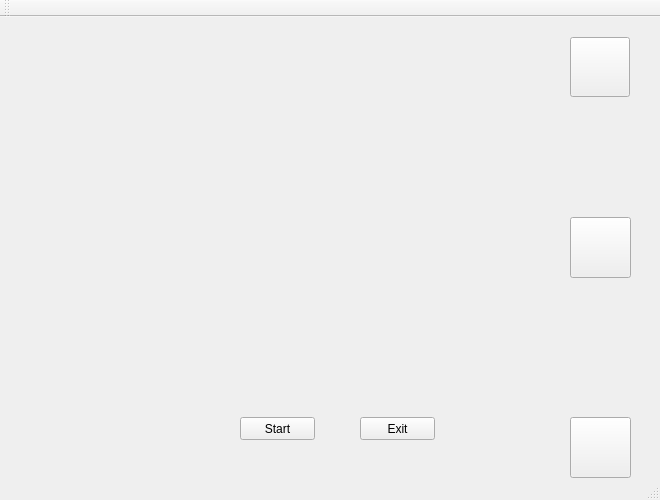
Robolover/Capstone, file Rhythm_Game/Rhythm_Game/rhythm_game.ui: the form before one commit.
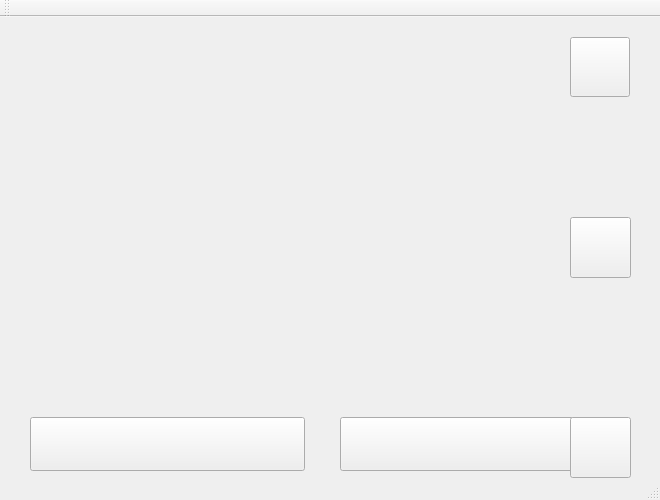
The form after the commit. Icons and pictures are not drawn.

```diff
--- a/Rhythm_Game/Rhythm_Game/rhythm_game.ui
+++ b/Rhythm_Game/Rhythm_Game/rhythm_game.ui
@@ -17,14 +17,17 @@
    <widget class="QPushButton" name="start_button">
     <property name="geometry">
      <rect>
-      <x>240</x>
+      <x>30</x>
       <y>400</y>
-      <width>75</width>
-      <height>23</height>
+      <width>275</width>
+      <height>54</height>
      </rect>
     </property>
+    <property name="styleSheet">
+     <string notr="true">background-image: url(C:\image/startButtonBasic.png);</string>
+    </property>
     <property name="text">
-     <string>Start</string>
+     <string/>
     </property>
    </widget>
    <widget class="QLabel" name="camera">
@@ -43,14 +46,17 @@
    <widget class="QPushButton" name="exit_button">
     <property name="geometry">
      <rect>
-      <x>360</x>
+      <x>340</x>
       <y>400</y>
-      <width>75</width>
-      <height>23</height>
+      <width>275</width>
+      <height>54</height>
      </rect>
     </property>
+    <property name="styleSheet">
+     <string notr="true">background-image: url(C:\image/quitButtonBasic.png);</string>
+    </property>
     <property name="text">
-     <string>Exit</string>
+     <string/>
     </property>
    </widget>
    <widget class="QPushButton" name="music_image">
```
Left out of the diff: 20 changed lines with no effect on the pictures.
